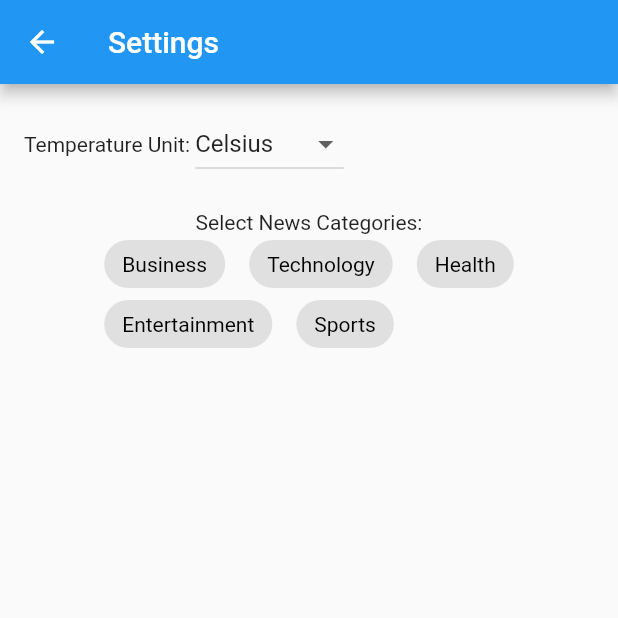
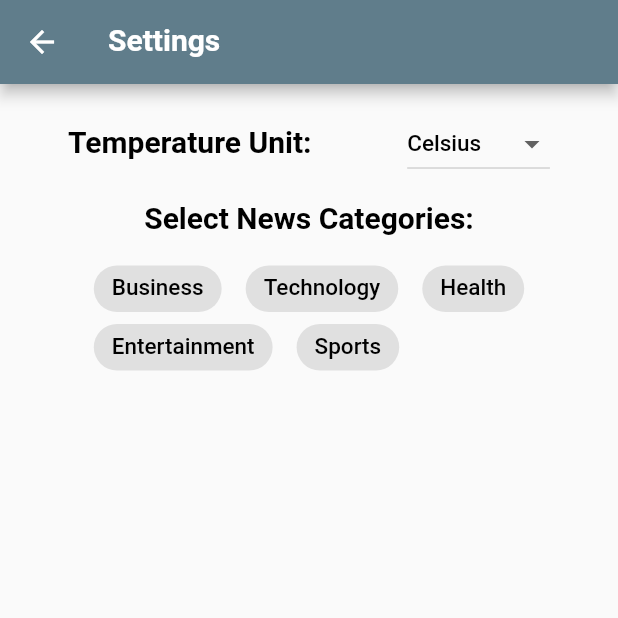
Before and after one commit to joesaniya/weather_news_app, a Flutter app: the screen it shows after launch, after a tap on the "settings" icon, on a phone screen of 412 x 824 dp, the top half of it. Run offline on Flutter 3.47's test engine with Material 2 defaults, Android fonts, the phone set to English and light mode, and no system bars; our stand-ins replace cached_network_image, geocoding, geolocator, google_fonts; Roboto replaces fonts that are missing (Metrophobic).

Commit message:
settings ui added

```diff
--- a/lib/view/home_screen.dart
+++ b/lib/view/home_screen.dart
@@ -21,7 +21,6 @@ class _HomeScreenState extends State<HomeScreen> {
     super.initState();
     _fetchWeatherAndNews();
   }
-
 
   Future<void> _fetchWeatherAndNews() async {
     final weatherProvider =
@@ -49,8 +48,6 @@ class _HomeScreenState extends State<HomeScreen> {
     }
   }
 
-
-
   @override
   Widget build(BuildContext context) {
     final weatherProvider = Provider.of<WeatherProvider>(context);
@@ -59,7 +56,16 @@ class _HomeScreenState extends State<HomeScreen> {
     return Scaffold(
       appBar: AppBar(
         backgroundColor: Colors.blueGrey,
-        title: Text('Weather & News Aggregator'),
+        title: Text(
+          'Weather & News App',
+          style: GoogleFonts.metrophobic(
+            fontSize: 20,
+            fontWeight: FontWeight.bold,
+            height: 1,
+            color: Colors.white,
+            decorationStyle: TextDecorationStyle.solid,
+          ),
+        ),
         actions: [
           IconButton(
               onPressed: () {
@@ -230,7 +236,6 @@ class _HomeScreenState extends State<HomeScreen> {
                                             ),
                                           ),
                                         );
-
                                       },
                                     ),
                                   ),
--- a/lib/view/settings_screen.dart
+++ b/lib/view/settings_screen.dart
@@ -1,6 +1,7 @@
 import 'dart:developer';
 
 import 'package:flutter/material.dart';
+import 'package:google_fonts/google_fonts.dart';
 import 'package:provider/provider.dart';
 import 'package:weather_task/provider/News_Provider.dart';
 import 'package:weather_task/provider/Weather_Provider.dart';
@@ -14,16 +15,35 @@ class SettingsScreen extends StatelessWidget {
 
     return Scaffold(
       appBar: AppBar(
-        title: Text('Settings'),
+        backgroundColor: Colors.blueGrey,
+        title: Text(
+          'Settings',
+          style: GoogleFonts.metrophobic(
+            fontSize: 20,
+            fontWeight: FontWeight.bold,
+            height: 1,
+            color: Colors.white,
+            decorationStyle: TextDecorationStyle.solid,
+          ),
+        ),
       ),
       body: Padding(
         padding: const EdgeInsets.all(16.0),
         child: Column(
           children: [
-            // Temperature Unit Selector
             Row(
+              mainAxisAlignment: MainAxisAlignment.spaceAround,
               children: [
-                Text('Temperature Unit: '),
+                Text(
+                  'Temperature Unit: ',
+                  style: GoogleFonts.metrophobic(
+                    fontSize: 20,
+                    fontWeight: FontWeight.bold,
+                    height: 1,
+                    color: Colors.black,
+                    decorationStyle: TextDecorationStyle.solid,
+                  ),
+                ),
                 DropdownButton<String>(
                   value: weatherProvider.unit,
                   onChanged: (String? newUnit) {
@@ -35,16 +55,37 @@ class SettingsScreen extends StatelessWidget {
                       .map<DropdownMenuItem<String>>((String value) {
                     return DropdownMenuItem<String>(
                       value: value,
-                      child: Text(value),
+                      child: Text(
+                        value,
+                        style: GoogleFonts.metrophobic(
+                          fontSize: 15,
+                          fontWeight: FontWeight.w500,
+                          height: 1,
+                          color: Colors.black,
+                          decorationStyle: TextDecorationStyle.solid,
+                        ),
+                      ),
                     );
                   }).toList(),
                 ),
               ],
             ),
-            SizedBox(height: 20),
-
-            // News Categories Selector
-            Text('Select News Categories:'),
+            SizedBox(
+              height: MediaQuery.of(context).size.height * 0.02,
+            ),
+            Text(
+              'Select News Categories:',
+              style: GoogleFonts.metrophobic(
+                fontSize: 20,
+                fontWeight: FontWeight.bold,
+                height: 1,
+                color: Colors.black,
+                decorationStyle: TextDecorationStyle.solid,
+              ),
+            ),
+            SizedBox(
+              height: MediaQuery.of(context).size.height * 0.02,
+            ),
             Wrap(
               children: <String>[
                 'Business',
@@ -69,7 +110,7 @@ class SettingsScreen extends StatelessWidget {
                     padding: EdgeInsets.symmetric(horizontal: 12, vertical: 8),
                     decoration: BoxDecoration(
                       color: newsProvider.selectedCategories.contains(category)
-                          ? Colors.blue
+                          ? Colors.blueGrey
                           : Colors.grey[300],
                       borderRadius: BorderRadius.circular(20),
                     ),
@@ -80,6 +121,10 @@ class SettingsScreen extends StatelessWidget {
                             newsProvider.selectedCategories.contains(category)
                                 ? Colors.white
                                 : Colors.black,
+                        fontSize: 15,
+                        fontWeight: FontWeight.w500,
+                        height: 1,
+                        decorationStyle: TextDecorationStyle.solid,
                       ),
                     ),
                   ),
```
